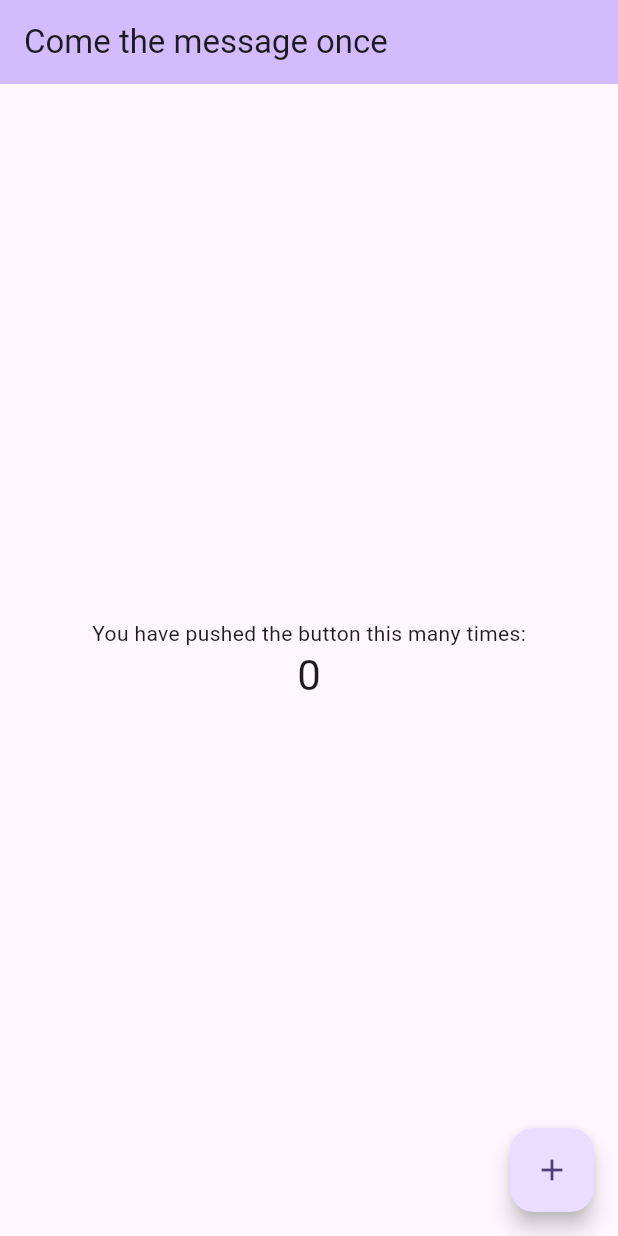
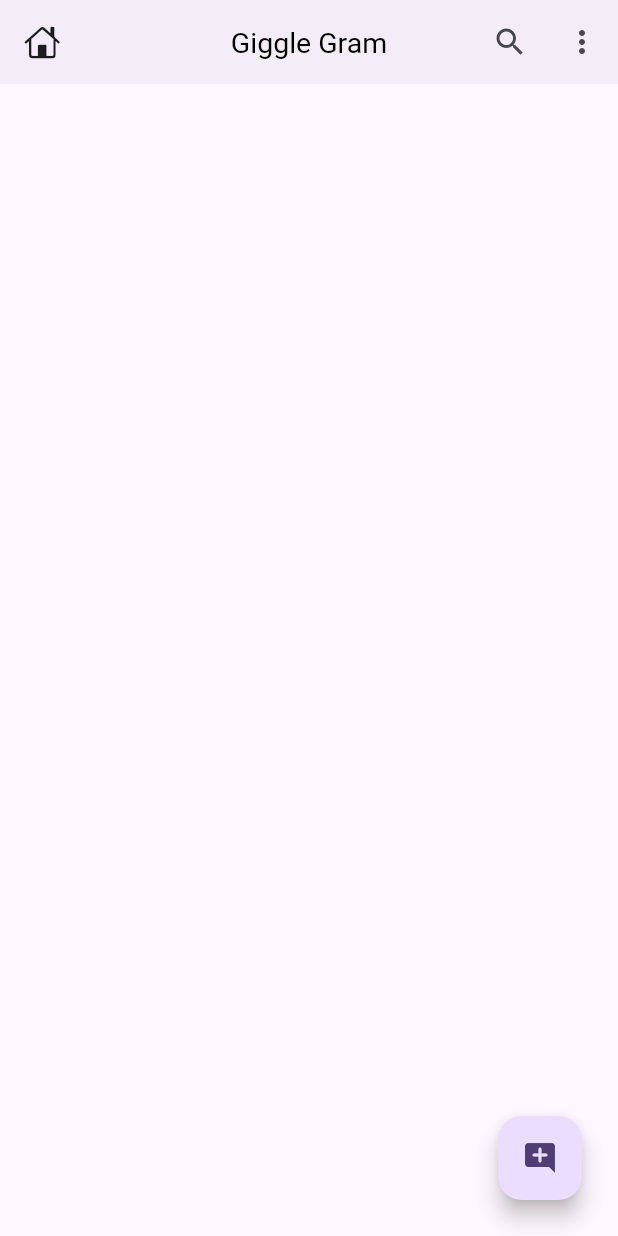
Before and after one commit to stymsaw/gigglegram, a Flutter app: the screen it shows after launch, on a phone screen of 412 x 824 dp. Run offline on Flutter 3.47's test engine with Material 3 defaults, Android fonts, the phone set to English and light mode, and no system bars.

Commit message:
started working on UI - created folders for screen. - built basic structure of the home screen.

```diff
--- a/lib/main.dart
+++ b/lib/main.dart
@@ -1,4 +1,5 @@
 import 'package:flutter/material.dart';
+import 'package:gigglegram/screens/home_screen.dart';
 
 void main() {
   runApp(const MyApp());
@@ -10,60 +11,25 @@ class MyApp extends StatelessWidget {
   @override
   Widget build(BuildContext context) {
     return MaterialApp(
+      debugShowCheckedModeBanner: false,
       title: 'Giggle Gram',
       theme: ThemeData(
+        iconTheme: const IconThemeData(
+          color: Colors.black
+        ),
+        appBarTheme: const AppBarTheme(
+          elevation: 2,
+          centerTitle: true,
+          titleTextStyle: TextStyle(
+            color: Colors.black,
+            fontWeight: FontWeight.normal,
+            fontSize: 19,
+          ),
+        ),
         colorScheme: ColorScheme.fromSeed(seedColor: Colors.deepPurple),
         useMaterial3: true,
       ),
-      home: const MyHomePage(title: 'Come the message once'),
+      home: const HomeScreen(),
     );
   }
 }
-
-class MyHomePage extends StatefulWidget {
-  const MyHomePage({super.key, required this.title});
-
-  final String title;
-
-  @override
-  State<MyHomePage> createState() => _MyHomePageState();
-}
-
-class _MyHomePageState extends State<MyHomePage> {
-  int _counter = 0;
-
-  void _incrementCounter() {
-    setState(() {
-      _counter++;
-    });
-  }
-
-  @override
-  Widget build(BuildContext context) {
-    return Scaffold(
-      appBar: AppBar(
-        backgroundColor: Theme.of(context).colorScheme.inversePrimary,
-        title: Text(widget.title),
-      ),
-      body: Center(
-        child: Column(
-          mainAxisAlignment: MainAxisAlignment.center,
-          children: <Widget>[
-            const Text(
-              'You have pushed the button this many times:',
-            ),
-            Text(
-              '$_counter',
-              style: Theme.of(context).textTheme.headlineMedium,
-            ),
-          ],
-        ),
-      ),
-      floatingActionButton: FloatingActionButton(
-        onPressed: _incrementCounter,
-        tooltip: 'Increment',
-        child: const Icon(Icons.add),
-      ),
-    );
-  }
-}
--- /dev/null
+++ b/lib/screens/home_screen.dart
@@ -0,0 +1,33 @@
+import 'package:flutter/cupertino.dart';
+import 'package:flutter/material.dart';
+
+class HomeScreen extends StatefulWidget {
+  const HomeScreen({super.key});
+
+  @override
+  State<HomeScreen> createState() => _HomeScreenState();
+}
+
+class _HomeScreenState extends State<HomeScreen> {
+  @override
+  Widget build(BuildContext context) {
+    return Scaffold(
+      appBar: AppBar(
+        leading: const Icon(CupertinoIcons.home),
+        title: const Text("Giggle Gram"),
+        actions: [
+          IconButton(onPressed: () {}, icon: const Icon(Icons.search)),
+          IconButton(onPressed: () {}, icon: const Icon(Icons.more_vert)),
+        ],
+      ),
+      floatingActionButton: Padding(
+        padding: const EdgeInsets.all(8.0),
+        child: FloatingActionButton(
+          onPressed: () {},
+          child: const Icon(Icons.add_comment_rounded),
+        ),
+      ),
+      body: Container(),
+    );
+  }
+}
```
Also changed, not shown: pubspec.yaml (+7 -7 lines), pubspec.lock.
